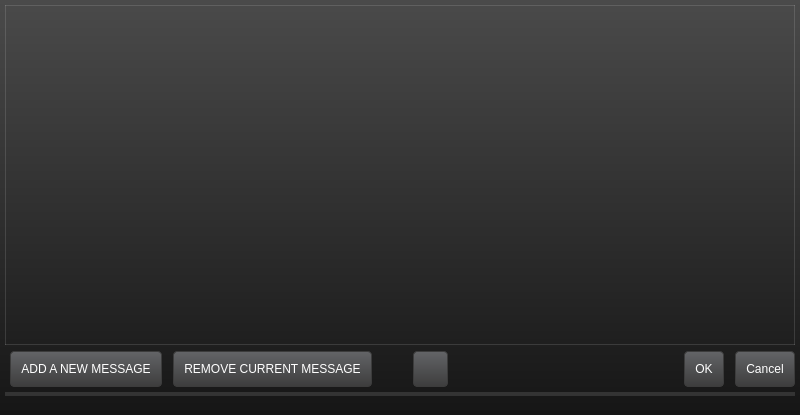
Before: the Qt Designer form interfaces/extoscpatternask.ui in buzzinglight/IanniX, drawn with Qt 5.
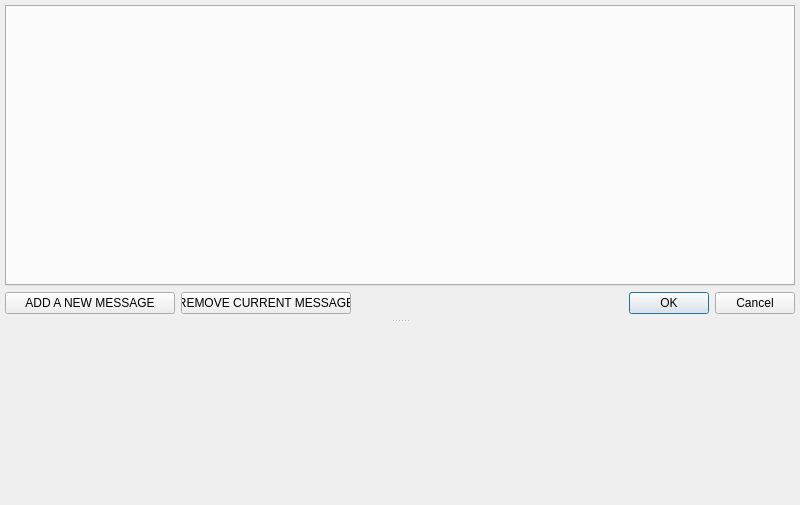
After: the same form once the commit is applied. Icons and pictures are not drawn. Custom widgets are drawn as their Qt base class.

Diff of the .ui file:
```diff
--- a/interfaces/extoscpatternask.ui
+++ b/interfaces/extoscpatternask.ui
@@ -7,205 +7,14 @@
     <x>0</x>
     <y>0</y>
     <width>800</width>
-    <height>415</height>
+    <height>505</height>
    </rect>
   </property>
   <property name="windowTitle">
    <string>IanniX — Message editor</string>
   </property>
   <property name="styleSheet">
-   <string notr="true">QWidget#ExtOscPatternAsk {
-	background-color: qlineargradient(spread:pad, x1:0, y1:0, x2:0, y2:1, stop:0 rgba(74, 74, 74, 255), stop:1 rgba(22, 22, 22, 255));
-}
-
-QTextEdit#help {
-	color: white;
-	background-color: transparent;
-}
-
-
-QWidget {
-	font: 10px &quot;Arial&quot;;
-}
-QLabel {
-	font: bold;
-}
-
-QTabWidget::pane {
-	border: 1px solid rgba(255, 255, 255, 32);
-}
-
-QLabel {
-	color: rgb(220, 220, 220);
-}
-
-QLineEdit {
-	background: transparent;
-	border: 0px solid transparent;
-}
-
-QPushButton, QSpinBox, QDoubleSpinBox, QLineEdit {
-	border: 1px solid rgb(60, 60, 60);
-	border-radius: 4px;
-	background-color: qlineargradient(spread:pad, x1:0, y1:0, x2:0, y2:1, stop:0 rgba(99, 100, 103, 255), stop:1 rgba(61, 61, 61, 255));
-}
-QPushButton {
-	margin-left: 5px;
-	color: white;
-	padding: 10px;
-}
-QPushButton:hover {
-	border: 1px solid rgb(0, 187, 255);
-	background-color: rgb(0, 137, 241, 128);
-}
-QPushButton::checked, QPushButton:pressed {
-	background-color: rgb(0, 187, 255);
-	color: white;
-}
-
-
-QCheckBox {
-	spacing: 5px;
-}
-QCheckBox::indicator {
-	width: 11px;
-	height: 11px;
-	border: 1px solid rgb(60, 60, 60);
-	background-color: qlineargradient(spread:pad, x1:0, y1:0, x2:0, y2:1, stop:0 rgba(139, 140, 143, 255), stop:1 rgba(101, 101, 101, 255));
-}
-QCheckBox::indicator:checked {
-	background-color: qlineargradient(spread:pad, x1:0, y1:0, x2:0, y2:1, stop:0 rgba(50, 237, 255), stop:1 rgba(0, 187, 255, 255));
-}
-
-QDoubleSpinBox, QSpinBox, QLineEdit  {
-	padding: 2px;
-	padding-top: 0px;
-	color: white;
-}
-QSpinBox::up-button, QDoubleSpinBox::up-button {
-	width: 5px;
-    image: url(:/icons/res_icon_plus.png);
-	padding: 2px;
-	border: 0px solid transparent;
-	background: rgba(255, 255, 255, 64);
-}
-QSpinBox::down-button, QDoubleSpinBox::down-button {
-	width: 5px;
-    image: url(:/icons/res_icon_minus.png);
-	padding: 2px;
-	border: 0px solid transparent;
-	background: rgba(255, 255, 255, 64);
-}
-
-
-
-QTreeWidget {
-	alternate-background-color: rgb(79, 79, 81);
-	color: white;
-	border: 0px solid transparent;
-	gridline-color: rgb(150, 152, 137);
-	selection-background-color: rgb(0, 187, 255);
-	background: transparent;
-	background-color: rgb(63, 64, 64);
-}
-QTreeWidget::item {
-}
-QHeaderView {
-	background: transparent;
-	border: 0px solid transparent;
-	color: rgb(203, 203, 203);
-	min-height: 12px;
-}
-QHeaderView::section {
-	background: rgba(255, 255, 255, 64);
-	padding-left: 4px;
-	border: 0px solid transparent;
-	border-top-left-radius:  6px;
-	border-top-right-radius: 6px;
-	font: bold;
-}
-
-QTreeView::indicator {
-	border: 1px solid rgb(60, 60, 60);
-	width: 11px;
-	height: 11px;
-}
-QTreeView::indicator:unchecked {
-	background-color: qlineargradient(spread:pad, x1:0, y1:0, x2:0, y2:1, stop:0 rgba(139, 140, 143, 255), stop:1 rgba(101, 101, 101, 255));
-}
-QTreeView::indicator:checked {
-	background-color: qlineargradient(spread:pad, x1:0, y1:0, x2:0, y2:1, stop:0 rgba(50, 237, 255), stop:1 rgba(0, 187, 255, 255));
-}
-
-
-
-QScrollBar:vertical, QScrollBar:horizontal {
-	border: 0px solid transparent;
-	background: rgba(255, 255, 255, 32);
-}
-QScrollBar::handle:vertical, QScrollBar::handle:horizontal {
-	border: 0px solid transparent;
-	background: rgb(161, 161, 161);
-	border-radius: 3px;
-}
-QScrollBar:vertical {						width: 8px;					}
-QScrollBar:horizontal {					height: 8px;				}
-QScrollBar::handle:vertical {			min-height: 8px;		}
-QScrollBar::handle:horizontal {	min-width: 8px;			}
-QScrollBar::add-line:vertical, QScrollBar::add-line:hozirontal, QScrollBar::sub-line:vertical, QScrollBar::sub-line:horizontal, QScrollBar::up-arrow:vertical, QScrollBar::up-arrow:horizontal, QScrollBar::down-arrow:vertical, QScrollBar::down-arrow:horizontal {
-	border: 0px solid transparent;
-	background: transparent;
-	width: 1px;
-	height: 1px;
-}
-QScrollBar::add-page:vertical, QScrollBar::sub-page:vertical, QScrollBar::add-page:horizontal, QScrollBar::sub-page:horizontal {
-	background: none;
-}
-
-
-QSplitter::handle {
-	background: rgb(255, 255, 255, 30);
-}
-QSplitter::handle:pressed {
-	background: rgb(0, 187, 255);
- }
-QSplitter::handle:horizontal	 	{	width: 4px; }
-QSplitter::handle:vertical     		{	height: 4px; }
-
-
-
-
-
-QTabWidget::pane {	
-}
-
-QTabWidget::tab-bar {
-	left: 5px;
-}
-QTabWidget {
-	border: 0px transparent;
-}
-QTabBar::tab {
-	background-color: rgba(255, 255, 255, 120);
-	padding: 2px;
-    border-top-left-radius: 4px;
-    border-top-right-radius: 4px;
-    min-width: 100px;
-    min-height: 15px;
-	font: bold;
-}
-QTabBar::tab:selected {
-	background-color: rgb(255, 87, 0);
-	color: white;
-}
-QTabBar::tab:hover {
-	color: white;
-}
-QTabBar::tab:!selected {
-     margin-top: 2px;
-}
-
-</string>
+   <string notr="true"/>
   </property>
   <layout class="QVBoxLayout" name="verticalLayout_2">
    <property name="spacing">
@@ -229,7 +38,7 @@
          <property name="minimumSize">
           <size>
            <width>775</width>
-           <height>340</height>
+           <height>20</height>
           </size>
          </property>
          <property name="currentIndex">
@@ -243,8 +52,14 @@
           <widget class="QPushButton" name="addButton">
            <property name="minimumSize">
             <size>
-             <width>150</width>
-             <height>0</height>
+             <width>170</width>
+             <height>22</height>
+            </size>
+           </property>
+           <property name="maximumSize">
+            <size>
+             <width>170</width>
+             <height>27</height>
             </size>
            </property>
            <property name="focusPolicy">
@@ -259,8 +74,14 @@
           <widget class="QPushButton" name="removeButton">
            <property name="minimumSize">
             <size>
-             <width>150</width>
-             <height>0</height>
+             <width>170</width>
+             <height>22</height>
+            </size>
+           </property>
+           <property name="maximumSize">
+            <size>
+             <width>170</width>
+             <height>27</height>
             </size>
            </property>
            <property name="focusPolicy">
@@ -271,54 +92,6 @@
            </property>
           </widget>
          </item>
-         <item>
-          <spacer name="horizontalSpacer_2">
-           <property name="orientation">
-            <enum>Qt::Horizontal</enum>
-           </property>
-           <property name="sizeType">
-            <enum>QSizePolicy::Fixed</enum>
-           </property>
-           <property name="sizeHint" stdset="0">
-            <size>
-             <width>30</width>
-             <height>20</height>
-            </size>
-           </property>
-          </spacer>
-         </item>
-         <item>
-          <widget class="QPushButton" name="help_button">
-           <property name="minimumSize">
-            <size>
-             <width>40</width>
-             <height>0</height>
-            </size>
-           </property>
-           <property name="maximumSize">
-            <size>
-             <width>40</width>
-             <height>40</height>
-            </size>
-           </property>
-           <property name="focusPolicy">
-            <enum>Qt::NoFocus</enum>
-           </property>
-           <property name="text">
-            <string/>
-           </property>
-           <property name="icon">
-            <iconset resource="IanniX.qrc">
-             <normaloff>:/actions/res_icon_help.png</normaloff>:/actions/res_icon_help.png</iconset>
-           </property>
-           <property name="iconSize">
-            <size>
-             <width>32</width>
-             <height>32</height>
-            </size>
-           </property>
-          </widget>
-         </item>
          <item>
           <spacer name="horizontalSpacer">
            <property name="orientation">
```
Left out of the diff: 26 changed lines with no effect on the pictures.
